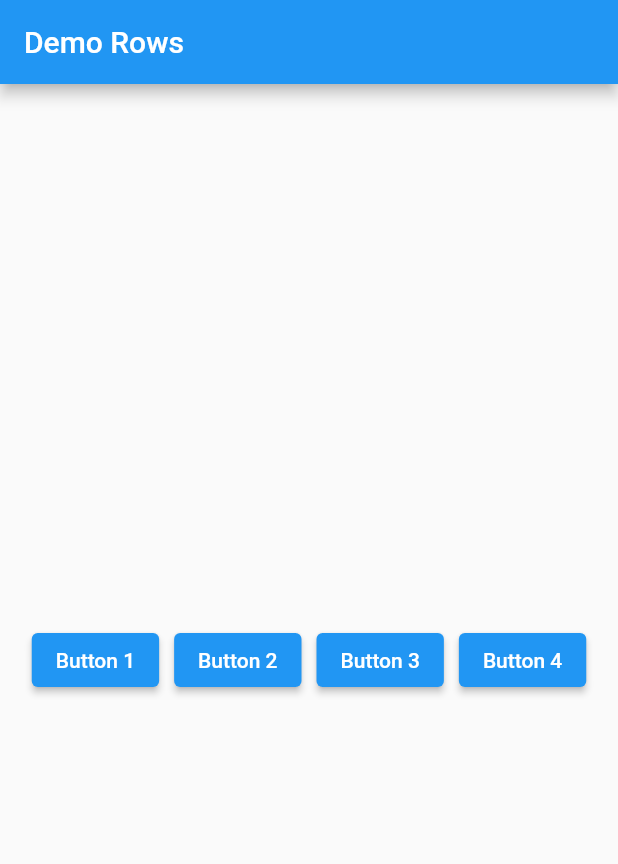
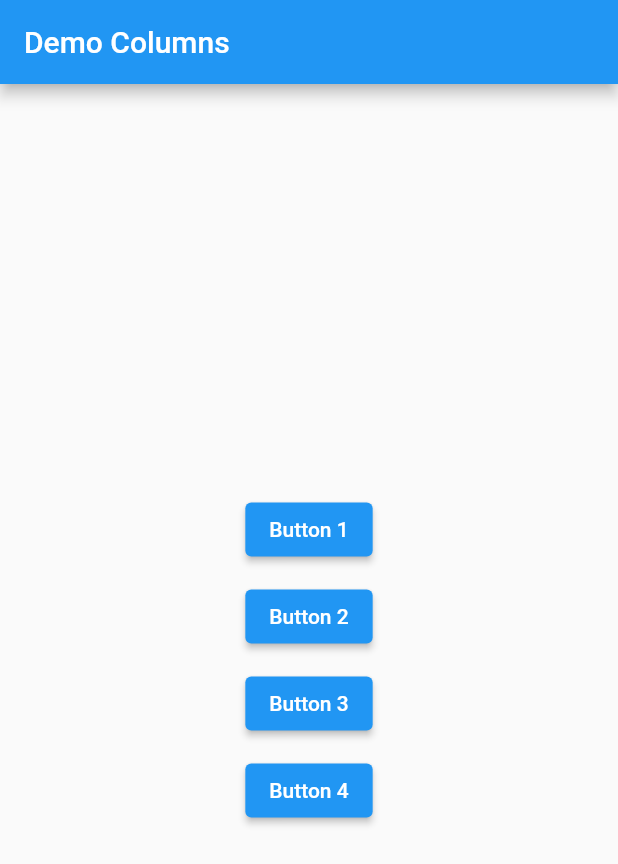
Before and after one commit to hanura13/FlutterProject, a Flutter app: the screen it shows after launch, on a phone screen of 412 x 824 dp. Shown: the top 864 px of the screen. Run offline on Flutter 3.47's test engine with Material 2 defaults, Android fonts, the phone set to English and light mode, and no system bars; project files that could hold a hidden picture were left out.

Commit message:
Column Layout

```diff
--- a/lib/main.dart
+++ b/lib/main.dart
@@ -27,10 +27,10 @@ class Home extends StatelessWidget {
   Widget build(BuildContext context) {
     return Scaffold(
       appBar: AppBar(
-        title: const Text('Demo Rows'),
+        title: const Text('Demo Columns'),
       ),
       body: Center(
-        child: Row(
+        child: Column(
           mainAxisAlignment: MainAxisAlignment.center,
           children: <Widget>[
             ElevatedButton(
@@ -38,21 +38,21 @@ class Home extends StatelessWidget {
               child: const Text('Button 1'),
             ),
             Container(
-              width: 10.0,
+              height: 10.0,
             ),
             ElevatedButton(
               onPressed: () {},
               child: const Text('Button 2'),
             ),
             Container(
-              width: 10.0,
+              height: 10.0,
             ),
             ElevatedButton(
               onPressed: () {},
               child: const Text('Button 3'),
             ),
             Container(
-              width: 10.0,
+              height: 10.0,
             ),
             ElevatedButton(
               onPressed: () {},
```
